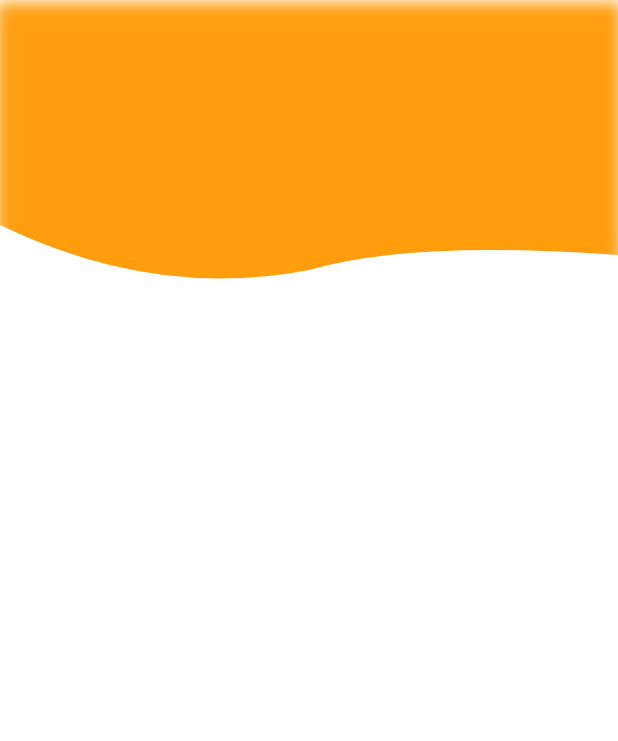
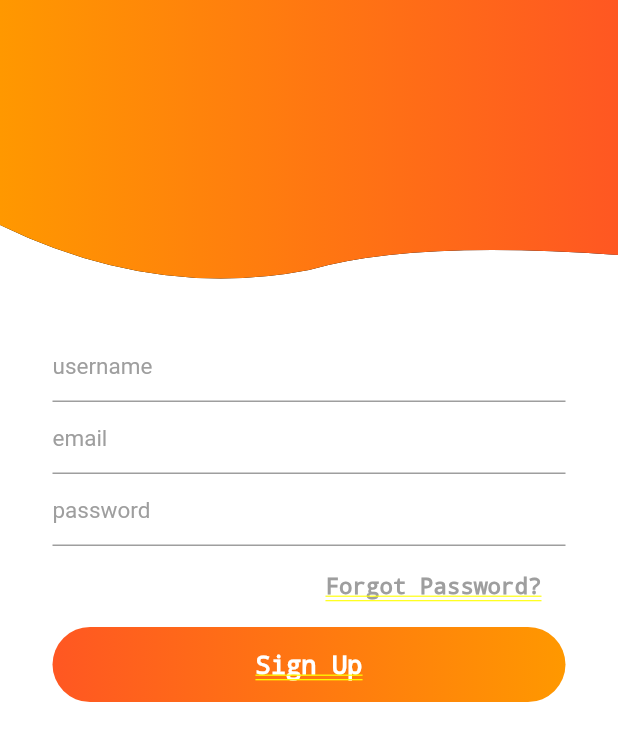
Before and after one commit to bilalahmad9/finalLabTask, a Flutter app: the screen it shows after launch, on a phone screen of 412 x 824 dp. Shown: the top 741 px of the screen. Run offline on Flutter 3.47's test engine with Material 2 defaults, Android fonts, the phone set to English and light mode, and no system bars; our stand-ins replace flutter_spinkit.

Commit message:
design add in Signin and Signup page

```diff
--- a/lab_task_final/lib/Sign_in.dart
+++ /dev/null
@@ -1,13 +0,0 @@
-import 'package:flutter/material.dart';
-
-class SignIn extends StatefulWidget {
-  @override
-  _SignInState createState() => _SignInState();
-}
-
-class _SignInState extends State<SignIn> {
-  @override
-  Widget build(BuildContext context) {
-    return Container();
-  }
-}
--- a/lab_task_final/lib/Sign_up.dart
+++ b/lab_task_final/lib/Sign_up.dart
@@ -1,4 +1,5 @@
 import 'package:flutter/material.dart';
+import 'StylesScreen.dart';
 
 class SignUp extends StatefulWidget {
   @override
@@ -8,9 +9,7 @@ class SignUp extends StatefulWidget {
 class _SignUpState extends State<SignUp> {
   @override
   Widget build(BuildContext context) {
-    return Scaffold(
-      backgroundColor: Colors.white,
-      body: Container(
+    return SingleChildScrollView(
         child: Column(
           children: <Widget>[
             ClipPath(
@@ -18,9 +17,12 @@ class _SignUpState extends State<SignUp> {
               child: Container(
                 height: 200,
                 decoration: BoxDecoration(
+                  gradient: LinearGradient(colors: [
+                    Colors.orange,
+                    Colors.deepOrange,
+                  ]),
                   boxShadow: [
                     BoxShadow(
-                      color: Colors.orange.withOpacity(0.95),
                       spreadRadius: 3,
                       blurRadius: 8,
                       offset: Offset(0,4),
@@ -29,9 +31,64 @@ class _SignUpState extends State<SignUp> {
                 ),
               ),
             ),
+            SizedBox(height: 20,),
+            Container(
+              child: Container(
+                padding: EdgeInsets.symmetric(
+                    horizontal: 35), // giving padding only the left and right side
+                child: Column(
+                  mainAxisSize: MainAxisSize.min,
+                  children: <Widget>[
+                    TextField(
+                      style: simpleTextFieldStyle(),
+                      decoration: textfieldInputDecoration("username"),
+                    ),
+                    TextField(
+                      style: simpleTextFieldStyle(),
+                      decoration: textfieldInputDecoration("email"),
+                    ),
+                    TextField(
+                      style: simpleTextFieldStyle(),
+                      decoration: textfieldInputDecoration("password"),
+                    ),
+                    SizedBox(
+                      height: 10,
+                    ),
+                    Container(
+                      alignment: Alignment.centerRight,
+                      child: Container(
+                        padding: EdgeInsets.symmetric(horizontal: 16, vertical: 8),
+                        child: Text(
+                          "Forgot Password?",
+                          style: simpleTextFieldStyle(),
+                        ),
+                      ),
+                    ),
+                    SizedBox(
+                      height: 10,
+                    ),
+                    Container(
+                      alignment: Alignment.center,
+                      width: MediaQuery.of(context).size.width,
+                      padding: EdgeInsets.symmetric(vertical: 15),
+                      decoration: BoxDecoration(
+                        gradient: LinearGradient(colors: [
+                          Colors.deepOrange,
+                          Colors.orange,
+                        ]),
+                        borderRadius: BorderRadius.circular(30),
+                      ),
+                      child: Text(
+                        "Sign Up",
+                        style: TextStyle(color: Colors.white, fontWeight: FontWeight.bold, fontSize: 17),
+                      ),
+                    ),
+                  ],
+                ),
+              ),
+            ),
           ],
         ),
-      ),
     );
   }
 }
--- /dev/null
+++ b/lab_task_final/lib/StylesScreen.dart
@@ -0,0 +1,41 @@
+import 'package:flutter/material.dart';
+
+InputDecoration textfieldInputDecoration(String hintText){
+  return InputDecoration(
+    hintText: hintText,
+    hintStyle: TextStyle(
+      color: Colors.grey,
+    ),
+
+    // change the color of the hint text bottom line
+    focusedBorder: UnderlineInputBorder(
+      borderSide: BorderSide(color: Colors.grey),
+    ),
+
+    //Now if we click on the other textfield the color of bottom line will always be white by using this
+    enabledBorder: UnderlineInputBorder(
+      borderSide: BorderSide(color: Colors.grey),
+    ),
+  );
+}
+
+// i use the Textstyle function for all the textstyle widget rather than write again and again
+TextStyle simpleTextFieldStyle(){
+  return TextStyle(
+    color: Colors.grey,
+    fontSize: 15,
+  );
+}
+TextStyle simpleTextStyle(){
+  return TextStyle(
+    color: Colors.grey,
+    fontSize: 17,
+  );
+}
+
+TextStyle MediumTextStyle(){
+  return TextStyle(
+    color: Colors.grey,
+    fontSize: 13,
+  );
+}
--- a/lab_task_final/lib/main.dart
+++ b/lab_task_final/lib/main.dart
@@ -1,5 +1,6 @@
 import 'package:flutter/material.dart';
 import 'package:flutter_spinkit/flutter_spinkit.dart';
+import 'package:lab_task_final/Sign_in.dart';
 import 'dart:async';
 import 'Sign_up.dart';
 
```
